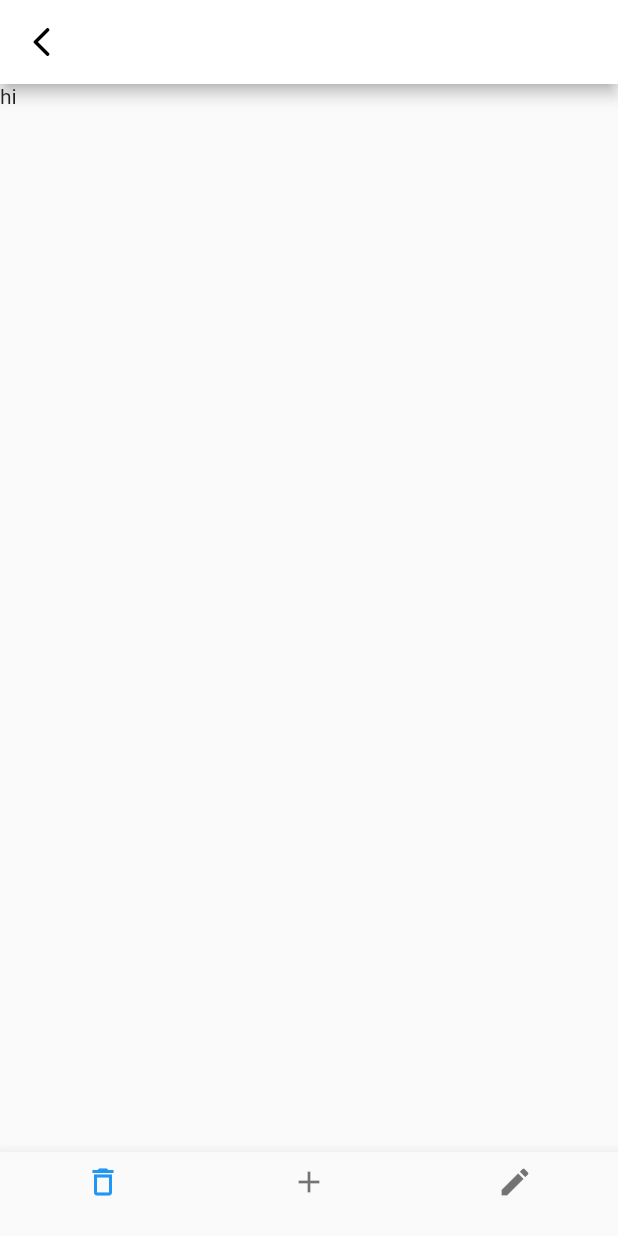
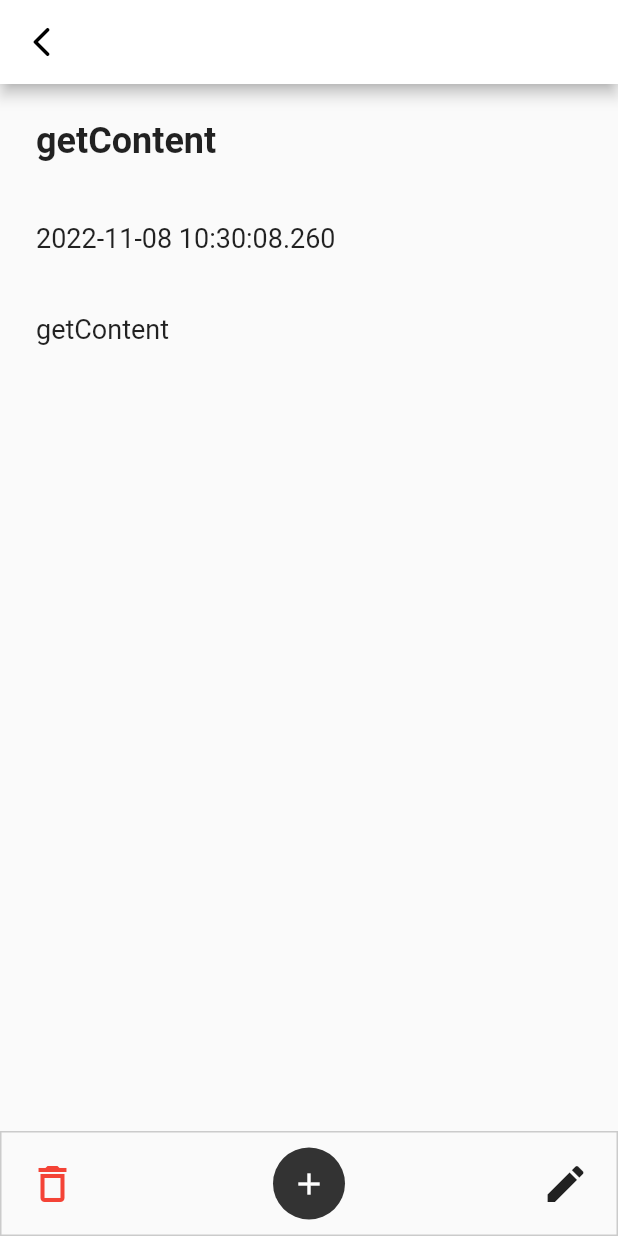
Before and after one commit to TranQuan289/week3_todo, a Flutter app: the screen it shows after launch, after a tap on the "add" icon, on a phone screen of 412 x 824 dp. Run offline on Flutter 3.47's test engine with Material 2 defaults, Android fonts, the phone set to English and light mode, and no system bars; our stand-ins replace bloc.

Commit message:
week3_t3

```diff
--- /dev/null
+++ b/lib/model/list_item.dart
@@ -0,0 +1,59 @@
+import 'package:flutter/material.dart';
+import 'package:week3_todoapp/todo_view.dart';
+
+class CardItem extends StatelessWidget {
+  const CardItem(
+      {super.key,
+      required this.title,
+      required this.date,
+      required this.content});
+
+  final String title;
+  final DateTime date;
+  final String content;
+
+  @override
+  Widget build(BuildContext context) {
+    return Padding(
+      padding: const EdgeInsets.only(top: 6.0, left: 18.0, right: 18.0),
+      child: Card(
+        color: const Color(0xFFEB5757),
+        child: InkWell(
+          onTap: () {
+            Navigator.push(
+                context,
+                MaterialPageRoute(
+                    builder: (context) => TodoView(
+                          title: title,
+                          date: date,
+                          content: content,
+                        )));
+          },
+          child: Padding(
+            padding: const EdgeInsets.all(18.0),
+            child: SizedBox(
+              width: 366,
+              height: 100,
+              child: Column(
+                crossAxisAlignment: CrossAxisAlignment.stretch,
+                mainAxisAlignment: MainAxisAlignment.spaceEvenly,
+                children: [
+                  Text(title,
+                      maxLines: 1,
+                      style: const TextStyle(
+                          fontSize: 17, fontWeight: FontWeight.bold)),
+                  Text("$date"),
+                  Text(
+                    content,
+                    maxLines: 3,
+                    overflow: TextOverflow.ellipsis,
+                  )
+                ],
+              ),
+            ),
+          ),
+        ),
+      ),
+    );
+  }
+}
--- a/lib/todo_home.dart
+++ b/lib/todo_home.dart
@@ -1,5 +1,21 @@
 import 'package:flutter/material.dart';
 import 'package:week3_todoapp/todo_view.dart';
+
+import 'model/list_item.dart';
+
+List<CardItem> _list = [
+  CardItem(
+      title: "title1",
+      date: DateTime.now(),
+      content:
+          " Neque egestas congue quisque egestas diam. Eu augue ut lectus arcu bibendum at varius vel pharetra. Aliquam faucibus purus in massa. Placerat duis ultricies lacus sed turpis tincidunt id. Adipiscing at in tellus integer feugiat. Pretium vulputate sapien nec sagittis. Integer enim neque volutpat ac tincidunt vitae. Lectus quam id leo in vitae turpis massa sed. Amet justo donec enim diam vulputate ut pharetra sit. Aliquam ultrices sagittis orci a scelerisque purus semper eget duis. Id semper risus in hendrerit gravida. Lorem ipsum dolor sit amet consectetur. Turpis egestas maecenas pharetra convallis posuere morbi leo urna molestie. Duis at consectetur lorem donec massa. Pellentesque habitant morbi tristique senectus et netus."),
+  CardItem(title: "title2", date: DateTime.now(), content: "content"),
+  CardItem(title: "title3", date: DateTime.now(), content: "content"),
+  CardItem(title: "title4", date: DateTime.now(), content: "content"),
+  CardItem(title: "title5", date: DateTime.now(), content: "content"),
+  CardItem(title: "title6", date: DateTime.now(), content: "content"),
+  CardItem(title: "title7", date: DateTime.now(), content: "content"),
+];
 
 class TodoHome extends StatelessWidget {
   const TodoHome({Key? key}) : super(key: key);
@@ -7,6 +23,7 @@ class TodoHome extends StatelessWidget {
   @override
   Widget build(BuildContext context) {
     return Scaffold(
+      resizeToAvoidBottomInset: false,
       appBar: AppBar(
           centerTitle: true,
           backgroundColor: Colors.white,
@@ -15,25 +32,46 @@ class TodoHome extends StatelessWidget {
             style: TextStyle(color: Colors.black),
           )),
       body: Column(
-        children: const [
-          Padding(
-            padding: EdgeInsets.all(18.0),
-            child: TextField(
-              decoration: InputDecoration(
-                prefixIcon: Icon(Icons.search),
-                border: OutlineInputBorder(),
-                hintText: 'Search Your Notes',
+        children: [
+          const Expanded(
+            flex: 1,
+            child: Padding(
+              padding: EdgeInsets.all(18),
+              child: TextField(
+                decoration: InputDecoration(
+                  prefixIcon: Icon(Icons.search),
+                  border: OutlineInputBorder(),
+                  hintText: 'Search Your Notes',
+                ),
               ),
             ),
           ),
+          Expanded(
+            flex: 6,
+            child: ListView.builder(
+              itemBuilder: (BuildContext context, int index) {
+                return _list[index];
+              },
+              itemCount: _list.length,
+            ),
+          ),
+          const SizedBox(
+            height: 50,
+          )
         ],
       ),
       floatingActionButton: Padding(
         padding: const EdgeInsets.only(bottom: 80, right: 10),
         child: FloatingActionButton(
             onPressed: () {
-              Navigator.push(context,
-                  MaterialPageRoute(builder: (context) => const TodoView()));
+              Navigator.push(
+                  context,
+                  MaterialPageRoute(
+                      builder: (context) => TodoView(
+                            title: "getContent",
+                            date: DateTime.now(),
+                            content: "getContent",
+                          )));
             },
             backgroundColor: const Color(0xFF333333),
             child: const Icon(Icons.add)),
@@ -42,9 +80,10 @@ class TodoHome extends StatelessWidget {
           width: double.infinity,
           height: 50,
           alignment: Alignment.center,
-          decoration:
-              BoxDecoration(border: Border.all(color: const Color(0xFF333333))),
-          child: const Text("12 Notes")),
+          decoration: BoxDecoration(
+              border:
+                  Border.all(color: const Color.fromARGB(255, 203, 203, 203))),
+          child: Text("${_list.length} Notes")),
     );
   }
 }
--- a/lib/todo_view.dart
+++ b/lib/todo_view.dart
@@ -1,8 +1,14 @@
 import 'package:flutter/material.dart';
 
 class TodoView extends StatelessWidget {
-  const TodoView({Key? key}) : super(key: key);
-
+  const TodoView(
+      {required this.title,
+      required this.date,
+      required this.content,
+      super.key});
+  final String title;
+  final DateTime date;
+  final String content;
   @override
   Widget build(BuildContext context) {
     return Scaffold(
@@ -14,13 +20,72 @@ class TodoView extends StatelessWidget {
             },
             icon: const Icon(Icons.arrow_back_ios_rounded, color: Colors.black),
           )),
-      body: const Text('hi'),
-      bottomNavigationBar: BottomNavigationBar(
-        items: const <BottomNavigationBarItem>[
-          BottomNavigationBarItem(icon: Icon(Icons.delete_outline), label: ""),
-          BottomNavigationBarItem(icon: Icon(Icons.add), label: ""),
-          BottomNavigationBarItem(icon: Icon(Icons.edit), label: ""),
-        ],
+      body: Padding(
+        padding: const EdgeInsets.all(24),
+        child: Column(
+          crossAxisAlignment: CrossAxisAlignment.stretch,
+          children: [
+            Text(title,
+                maxLines: 1,
+                style:
+                    const TextStyle(fontSize: 24, fontWeight: FontWeight.bold)),
+            const SizedBox(
+              height: 40,
+            ),
+            Text("$date",
+                maxLines: 1,
+                style: const TextStyle(
+                  fontSize: 18,
+                )),
+            const SizedBox(
+              height: 40,
+            ),
+            Text(content,
+                style: const TextStyle(
+                  fontSize: 18,
+                ))
+          ],
+        ),
+      ),
+      bottomSheet: Container(
+        padding: const EdgeInsets.all(10),
+        decoration: BoxDecoration(
+            border:
+                Border.all(color: const Color.fromARGB(255, 203, 203, 203))),
+        width: double.infinity,
+        child: Row(
+          mainAxisAlignment: MainAxisAlignment.spaceBetween,
+          children: [
+            IconButton(
+              icon: const Icon(
+                Icons.delete_outline,
+                color: Colors.red,
+                size: 32,
+              ),
+              onPressed: () {},
+            ),
+            Ink(
+              decoration: const ShapeDecoration(
+                color: Color(0xFF333333),
+                shape: CircleBorder(),
+              ),
+              child: IconButton(
+                icon: const Icon(
+                  Icons.add,
+                  color: Colors.white,
+                ),
+                onPressed: () {},
+              ),
+            ),
+            IconButton(
+              icon: const Icon(
+                Icons.edit,
+                size: 32,
+              ),
+              onPressed: () {},
+            ),
+          ],
+        ),
       ),
     );
   }
```
Also changed, not shown: lib/bloc/todo_bloc.dart (+37 -4 lines), lib/bloc/todo_event.dart (+8 -0 lines), lib/bloc/todo_state.dart (+20 -0 lines).
